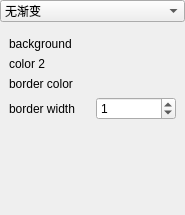
Qt form FourthOne/vector-editor_changed/vector-editor_changed/src/verectanglesettings.ui (pprp/QPainter) before a commit.
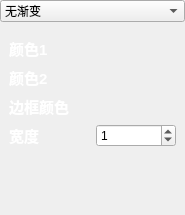
The same form after that commit. Custom widgets are drawn as their Qt base class.

Patch:
```diff
--- a/FourthOne/vector-editor_changed/vector-editor_changed/src/verectanglesettings.ui
+++ b/FourthOne/vector-editor_changed/vector-editor_changed/src/verectanglesettings.ui
@@ -78,8 +78,16 @@
       </item>
       <item row="3" column="0">
        <widget class="QLabel" name="label_4">
+        <property name="font">
+         <font>
+          <family>Arial</family>
+          <pointsize>11</pointsize>
+          <weight>75</weight>
+          <bold>true</bold>
+         </font>
+        </property>
         <property name="text">
-         <string>border width</string>
+         <string>&lt;font color=&quot;white&quot;&gt;宽度&lt;/font&gt;</string>
         </property>
        </widget>
       </item>
@@ -92,22 +100,46 @@
       </item>
       <item row="0" column="0">
        <widget class="QLabel" name="labelColor_1">
+        <property name="font">
+         <font>
+          <family>Arial</family>
+          <pointsize>11</pointsize>
+          <weight>75</weight>
+          <bold>true</bold>
+         </font>
+        </property>
         <property name="text">
-         <string>background</string>
+         <string>&lt;font color=&quot;white&quot;&gt;颜色1&lt;/font&gt;</string>
         </property>
        </widget>
       </item>
       <item row="2" column="0">
        <widget class="QLabel" name="label_2">
+        <property name="font">
+         <font>
+          <family>Arial</family>
+          <pointsize>11</pointsize>
+          <weight>75</weight>
+          <bold>true</bold>
+         </font>
+        </property>
         <property name="text">
-         <string>border color</string>
+         <string>&lt;font color=&quot;white&quot;&gt;边框颜色&lt;/font&gt;</string>
         </property>
        </widget>
       </item>
       <item row="1" column="0">
        <widget class="QLabel" name="labelColor_2">
+        <property name="font">
+         <font>
+          <family>Arial</family>
+          <pointsize>11</pointsize>
+          <weight>75</weight>
+          <bold>true</bold>
+         </font>
+        </property>
         <property name="text">
-         <string>color 2</string>
+         <string>&lt;font color=&quot;white&quot;&gt;颜色2&lt;/font&gt;</string>
         </property>
        </widget>
       </item>
```
